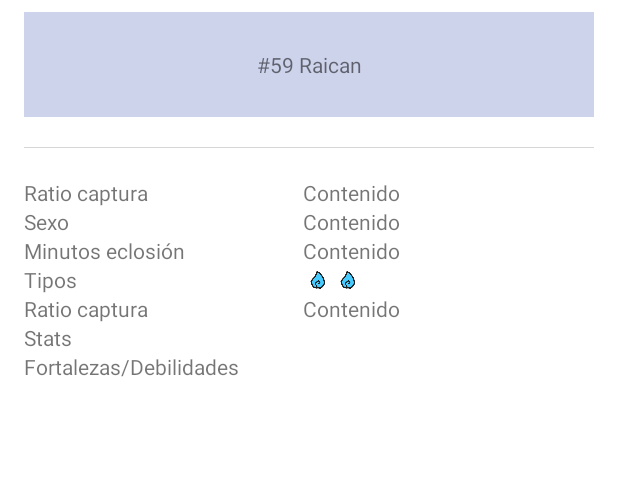
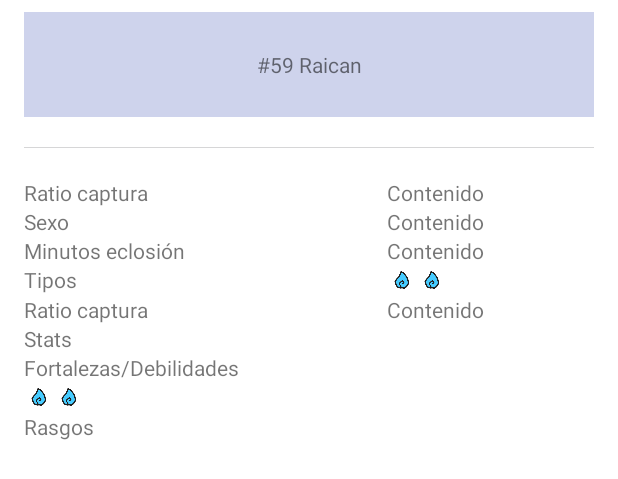
Before and after one commit to cenfo-418-teapot/TemTemPedia, an Android app: the layout content_scrolling.xml on its own in the app's theme, with its tools: preview values and no code run, on a phone screen of 412 x 824 dp. Shown: the top 479 px of the screen. Run offline under Robolectric (Android 15) with nearby library versions, the phone set to English and light mode, and no system bars.

Commit message:
refactor: Avance fortalezas y debilidades

```diff
--- a/app/src/main/res/layout/content_scrolling.xml
+++ b/app/src/main/res/layout/content_scrolling.xml
@@ -132,24 +132,25 @@
 
                     <TextView
                         android:id="@+id/textView6"
-                        android:layout_width="0dp"
+                        android:layout_width="match_parent"
                         android:layout_height="wrap_content"
                         android:text="@string/temtem_dato_4" />
 
                     <LinearLayout
                         android:id="@+id/Lista_tipos"
                         android:layout_width="match_parent"
-                        android:layout_height="match_parent"
+                        android:layout_height="wrap_content"
+                        android:layout_weight="1"
                         android:orientation="horizontal">
 
                         <ImageView
-                            android:id="@+id/imageView"
+                            android:id="@+id/foto_tipo_1"
                             android:layout_width="20dp"
                             android:layout_height="20dp"
                             app:srcCompat="@mipmap/tipo_agua_foreground" />
 
                         <ImageView
-                            android:id="@+id/imageView6"
+                            android:id="@+id/foto_tipo_2"
                             android:layout_width="20dp"
                             android:layout_height="20dp"
                             app:srcCompat="@mipmap/tipo_agua_foreground" />
@@ -193,12 +194,40 @@
                     android:layout_width="match_parent"
                     android:layout_height="match_parent">
 
-                    <TextView
-                        android:id="@+id/textView19"
-                        android:layout_width="0dp"
-                        android:layout_height="wrap_content"
+                    <LinearLayout
+                        android:layout_width="match_parent"
+                        android:layout_height="match_parent"
                         android:layout_weight="1"
-                        android:text="@string/temtem_dato_7" />
+                        android:orientation="vertical">
+
+                        <TextView
+                            android:id="@+id/textView19"
+                            android:layout_width="match_parent"
+                            android:layout_height="wrap_content"
+                            android:layout_weight="1"
+                            android:text="@string/temtem_dato_7" />
+
+                        <LinearLayout
+                            android:id="@+id/Lista_debilidades"
+                            android:layout_width="match_parent"
+                            android:layout_height="wrap_content"
+                            android:layout_weight="1"
+                            android:orientation="horizontal">
+
+                            <ImageView
+                                android:id="@+id/tipo_1"
+                                android:layout_width="20dp"
+                                android:layout_height="20dp"
+                                app:srcCompat="@mipmap/tipo_agua_foreground" />
+
+                            <ImageView
+                                android:id="@+id/tipo_2"
+                                android:layout_width="20dp"
+                                android:layout_height="20dp"
+                                app:srcCompat="@mipmap/tipo_agua_foreground" />
+
+                        </LinearLayout>
+                    </LinearLayout>
 
                 </TableRow>
 
@@ -209,7 +238,7 @@
                     <TextView
                         android:id="@+id/textView21"
                         android:layout_width="0dp"
-                        android:layout_height="2dp"
+                        android:layout_height="wrap_content"
                         android:layout_weight="1"
                         android:text="@string/temtem_dato_8" />
 
```
